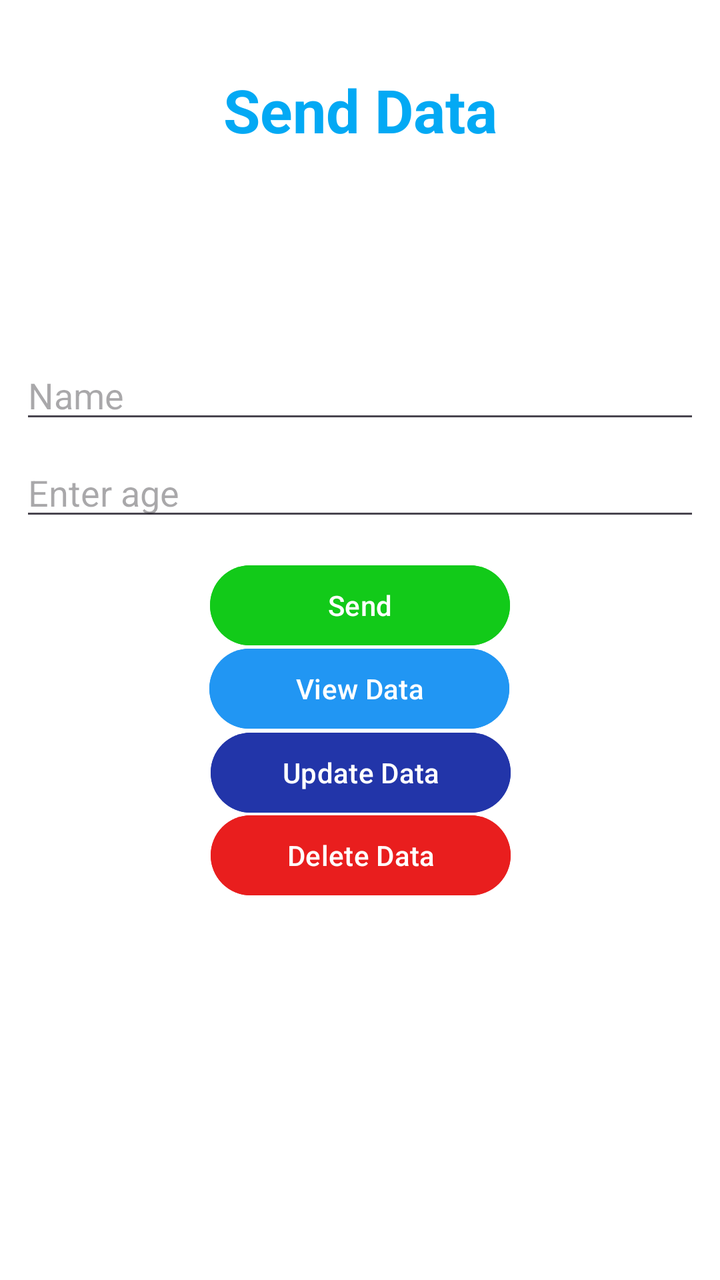
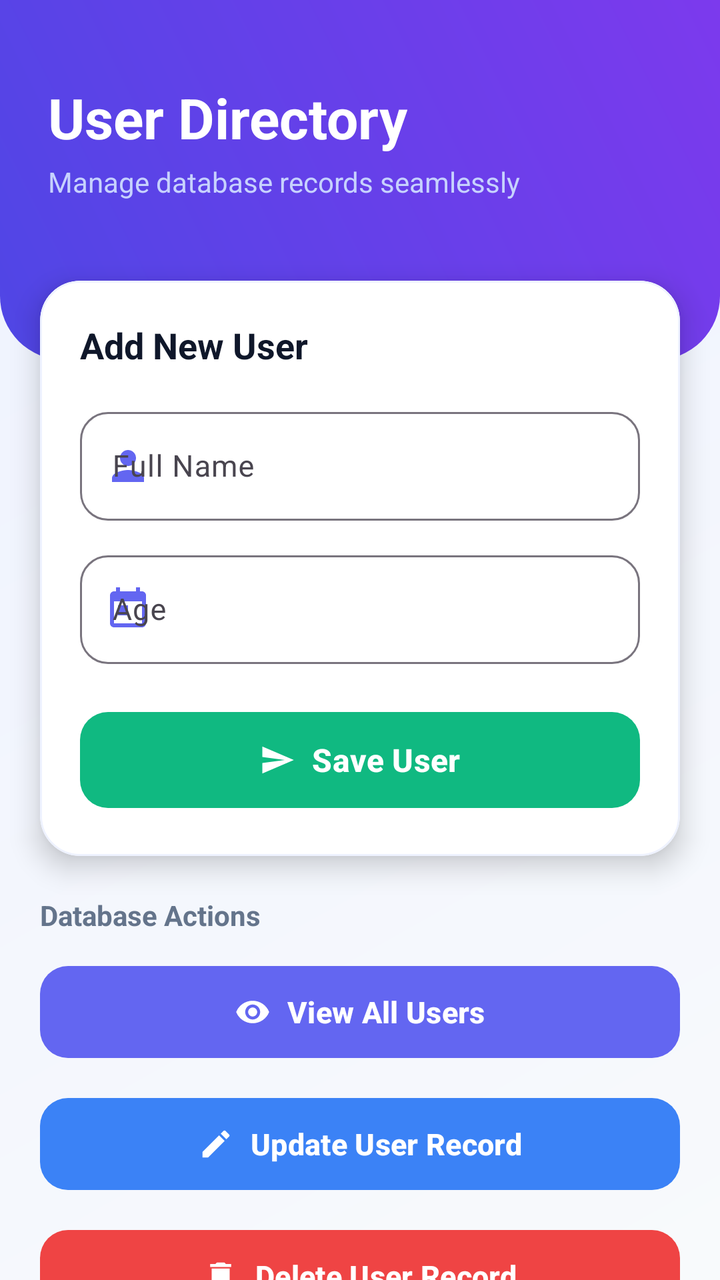

Before-and-after screenshots of an Android layout around one commit, followed by the original layout XML and the change that was made.
<!-- AndroidManifest.xml: application theme Theme.Lab9 -->
<!-- res/layout/activity_main.xml -->
<?xml version="1.0" encoding="utf-8"?>
<androidx.constraintlayout.widget.ConstraintLayout xmlns:android="http://schemas.android.com/apk/res/android"
    xmlns:app="http://schemas.android.com/apk/res-auto"
    xmlns:tools="http://schemas.android.com/tools"
    android:id="@+id/main"
    android:layout_width="match_parent"
    android:layout_height="match_parent"
    tools:context=".MainActivity"
    android:background="@color/white">

    <TextView
        android:layout_width="wrap_content"
        android:layout_height="wrap_content"
        android:text="Send Data"
        android:textColor="#03A9F4"
        android:textSize="30dp"
        android:textStyle="bold"
        app:layout_constraintBottom_toBottomOf="parent"
        app:layout_constraintEnd_toEndOf="parent"
        app:layout_constraintStart_toStartOf="parent"
        app:layout_constraintTop_toTopOf="parent"
        app:layout_constraintVertical_bias="0.058" />

    <EditText
        android:id="@+id/name"
        android:layout_width="match_parent"
        android:layout_height="wrap_content"
        android:ems="10"
        android:inputType="text"
        android:hint="Name"
        android:layout_marginLeft="10dp"
        android:layout_marginRight="10dp"
        app:layout_constraintBottom_toBottomOf="parent"
        app:layout_constraintEnd_toEndOf="parent"
        app:layout_constraintHorizontal_bias="0.477"
        app:layout_constraintStart_toStartOf="parent"
        app:layout_constraintTop_toTopOf="parent"
        app:layout_constraintVertical_bias="0.293" />

    <EditText
        android:id="@+id/age"
        android:layout_width="match_parent"
        android:layout_height="wrap_content"
        android:ems="10"
        android:inputType="text"
        android:hint="Enter age"
        android:layout_marginRight="10dp"
        android:layout_marginLeft="10dp"
        app:layout_constraintBottom_toBottomOf="parent"
        app:layout_constraintEnd_toEndOf="parent"
        app:layout_constraintHorizontal_bias="0.0"
        app:layout_constraintStart_toStartOf="parent"
        app:layout_constraintTop_toTopOf="parent"
        app:layout_constraintVertical_bias="0.374" />

    <Button
        android:id="@+id/send"
        android:layout_width="150dp"
        android:layout_height="wrap_content"
        android:text="Send"
        app:layout_constraintBottom_toBottomOf="parent"
        app:layout_constraintEnd_toEndOf="parent"
        app:layout_constraintStart_toStartOf="parent"
        app:layout_constraintTop_toTopOf="parent"
        app:layout_constraintVertical_bias="0.471"
        android:backgroundTint="#12CA19"/>

    <Button
        android:id="@+id/view"
        android:layout_width="150dp"
        android:layout_height="wrap_content"
        android:backgroundTint="#2196F3"
        android:text="View Data"
        app:layout_constraintBottom_toBottomOf="parent"
        app:layout_constraintEnd_toEndOf="parent"
        app:layout_constraintHorizontal_bias="0.498"
        app:layout_constraintStart_toStartOf="parent"
        app:layout_constraintTop_toTopOf="parent"
        app:layout_constraintVertical_bias="0.541" />

    <Button
        android:id="@+id/update"
        android:layout_width="150dp"
        android:layout_height="wrap_content"
        android:text="Update Data"
        android:backgroundTint="#2235A9"
        app:layout_constraintBottom_toBottomOf="parent"
        app:layout_constraintEnd_toEndOf="parent"
        app:layout_constraintHorizontal_bias="0.501"
        app:layout_constraintStart_toStartOf="parent"
        app:layout_constraintTop_toTopOf="parent"
        app:layout_constraintVertical_bias="0.612" />

    <Button
        android:id="@+id/delete"
        android:layout_width="150dp"
        android:layout_height="wrap_content"
        android:backgroundTint="#E91E1E"
        android:text="Delete Data"
        app:layout_constraintBottom_toBottomOf="parent"
        app:layout_constraintEnd_toEndOf="parent"
        app:layout_constraintHorizontal_bias="0.501"
        app:layout_constraintStart_toStartOf="parent"
        app:layout_constraintTop_toTopOf="parent"
        app:layout_constraintVertical_bias="0.682" />

</androidx.constraintlayout.widget.ConstraintLayout>
<!-- resources referenced by this layout -->
<resources>
  <style name="Base.Theme.Lab9" parent="Theme.Material3.DayNight.NoActionBar">
          
          
      </style>
  <!-- unchanged entries left out for length: 2 -->
</resources>

<!-- the commit's change to res/layout/activity_main.xml (unified diff, before → after) -->
@@ -1,107 +1,225 @@
 <?xml version="1.0" encoding="utf-8"?>
-<androidx.constraintlayout.widget.ConstraintLayout xmlns:android="http://schemas.android.com/apk/res/android"
+<androidx.coordinatorlayout.widget.CoordinatorLayout
+    xmlns:android="http://schemas.android.com/apk/res/android"
     xmlns:app="http://schemas.android.com/apk/res-auto"
     xmlns:tools="http://schemas.android.com/tools"
     android:id="@+id/main"
     android:layout_width="match_parent"
     android:layout_height="match_parent"
-    tools:context=".MainActivity"
-    android:background="@color/white">
-
-    <TextView
-        android:layout_width="wrap_content"
-        android:layout_height="wrap_content"
-        android:text="Send Data"
-        android:textColor="#03A9F4"
-        android:textSize="30dp"
-        android:textStyle="bold"
-        app:layout_constraintBottom_toBottomOf="parent"
-        app:layout_constraintEnd_toEndOf="parent"
-        app:layout_constraintStart_toStartOf="parent"
-        app:layout_constraintTop_toTopOf="parent"
-        app:layout_constraintVertical_bias="0.058" />
-
-    <EditText
-        android:id="@+id/name"
+    android:background="@drawable/bg_main_gradient"
+    tools:context=".MainActivity">
+
+    <androidx.core.widget.NestedScrollView
         android:layout_width="match_parent"
-        android:layout_height="wrap_content"
-        android:ems="10"
-        android:inputType="text"
-        android:hint="Name"
-        android:layout_marginLeft="10dp"
-        android:layout_marginRight="10dp"
-        app:layout_constraintBottom_toBottomOf="parent"
-        app:layout_constraintEnd_toEndOf="parent"
-        app:layout_constraintHorizontal_bias="0.477"
-        app:layout_constraintStart_toStartOf="parent"
-        app:layout_constraintTop_toTopOf="parent"
-        app:layout_constraintVertical_bias="0.293" />
-
-    <EditText
-        android:id="@+id/age"
-        android:layout_width="match_parent"
-        android:layout_height="wrap_content"
-        android:ems="10"
-        android:inputType="text"
-        android:hint="Enter age"
-        android:layout_marginRight="10dp"
-        android:layout_marginLeft="10dp"
-        app:layout_constraintBottom_toBottomOf="parent"
-        app:layout_constraintEnd_toEndOf="parent"
-        app:layout_constraintHorizontal_bias="0.0"
-        app:layout_constraintStart_toStartOf="parent"
-        app:layout_constraintTop_toTopOf="parent"
-        app:layout_constraintVertical_bias="0.374" />
-
-    <Button
-        android:id="@+id/send"
-        android:layout_width="150dp"
-        android:layout_height="wrap_content"
-        android:text="Send"
-        app:layout_constraintBottom_toBottomOf="parent"
-        app:layout_constraintEnd_toEndOf="parent"
-        app:layout_constraintStart_toStartOf="parent"
-        app:layout_constraintTop_toTopOf="parent"
-        app:layout_constraintVertical_bias="0.471"
-        android:backgroundTint="#12CA19"/>
-
-    <Button
-        android:id="@+id/view"
-        android:layout_width="150dp"
-        android:layout_height="wrap_content"
-        android:backgroundTint="#2196F3"
-        android:text="View Data"
-        app:layout_constraintBottom_toBottomOf="parent"
-        app:layout_constraintEnd_toEndOf="parent"
-        app:layout_constraintHorizontal_bias="0.498"
-        app:layout_constraintStart_toStartOf="parent"
-        app:layout_constraintTop_toTopOf="parent"
-        app:layout_constraintVertical_bias="0.541" />
-
-    <Button
-        android:id="@+id/update"
-        android:layout_width="150dp"
-        android:layout_height="wrap_content"
-        android:text="Update Data"
-        android:backgroundTint="#2235A9"
-        app:layout_constraintBottom_toBottomOf="parent"
-        app:layout_constraintEnd_toEndOf="parent"
-        app:layout_constraintHorizontal_bias="0.501"
-        app:layout_constraintStart_toStartOf="parent"
-        app:layout_constraintTop_toTopOf="parent"
-        app:layout_constraintVertical_bias="0.612" />
-
-    <Button
-        android:id="@+id/delete"
-        android:layout_width="150dp"
-        android:layout_height="wrap_content"
-        android:backgroundTint="#E91E1E"
-        android:text="Delete Data"
-        app:layout_constraintBottom_toBottomOf="parent"
-        app:layout_constraintEnd_toEndOf="parent"
-        app:layout_constraintHorizontal_bias="0.501"
-        app:layout_constraintStart_toStartOf="parent"
-        app:layout_constraintTop_toTopOf="parent"
-        app:layout_constraintVertical_bias="0.682" />
-
-</androidx.constraintlayout.widget.ConstraintLayout>
+        android:layout_height="match_parent"
+        android:fillViewport="true">
+
+        <LinearLayout
+            android:layout_width="match_parent"
+            android:layout_height="wrap_content"
+            android:orientation="vertical"
+            android:paddingBottom="24dp">
+
+            
+            <RelativeLayout
+                android:layout_width="match_parent"
+                android:layout_height="180dp"
+                android:background="@drawable/bg_header_gradient"
+                android:padding="24dp">
+
+                <TextView
+                    android:id="@+id/headerTitle"
+                    android:layout_width="wrap_content"
+                    android:layout_height="wrap_content"
+                    android:layout_marginTop="16dp"
+                    android:text="User Directory"
+                    android:textColor="@color/white"
+                    android:textSize="28sp"
+                    android:textStyle="bold" />
+
+                <TextView
+                    android:layout_width="wrap_content"
+                    android:layout_height="wrap_content"
+                    android:layout_below="@id/headerTitle"
+                    android:layout_marginTop="4dp"
+                    android:text="Manage database records seamlessly"
+                    android:textColor="#C7D2FE"
+                    android:textSize="14sp" />
+            </RelativeLayout>
+
+            
+            <com.google.android.material.card.MaterialCardView
+                android:id="@+id/inputCard"
+                android:layout_width="match_parent"
+                android:layout_height="wrap_content"
+                android:layout_marginLeft="20dp"
+                android:layout_marginTop="-40dp"
+                android:layout_marginRight="20dp"
+                app:cardBackgroundColor="@color/card_bg"
+                app:cardCornerRadius="20dp"
+                app:cardElevation="8dp"
+                app:strokeColor="#EEF2FF"
+                app:strokeWidth="1dp">
+
+                <LinearLayout
+                    android:layout_width="match_parent"
+                    android:layout_height="wrap_content"
+                    android:orientation="vertical"
+                    android:padding="20dp">
+
+                    <TextView
+                        android:layout_width="wrap_content"
+                        android:layout_height="wrap_content"
+                        android:layout_marginBottom="16dp"
+                        android:text="Add New User"
+                        android:textColor="@color/text_primary"
+                        android:textSize="18sp"
+                        android:textStyle="bold" />
+
+                    
+                    <com.google.android.material.textfield.TextInputLayout
+                        android:id="@+id/nameLayout"
+                        style="@style/Widget.Material3.TextInputLayout.OutlinedBox"
+                        android:layout_width="match_parent"
+                        android:layout_height="wrap_content"
+                        android:layout_marginBottom="12dp"
+                        android:hint="Full Name"
+                        app:boxCornerRadiusBottomEnd="14dp"
+                        app:boxCornerRadiusBottomStart="14dp"
+                        app:boxCornerRadiusTopEnd="14dp"
+                        app:boxCornerRadiusTopStart="14dp"
+                        app:endIconMode="clear_text"
+                        app:startIconDrawable="@drawable/ic_person"
+                        app:startIconTint="@color/primary">
+
+                        <com.google.android.material.textfield.TextInputEditText
+                            android:id="@+id/name"
+                            android:layout_width="match_parent"
+                            android:layout_height="wrap_content"
+                            android:inputType="textPersonName"
+                            android:textColor="@color/text_primary"
+                            android:textSize="15sp" />
+                    </com.google.android.material.textfield.TextInputLayout>
+
+                    
+                    <com.google.android.material.textfield.TextInputLayout
+                        android:id="@+id/ageLayout"
+                        style="@style/Widget.Material3.TextInputLayout.OutlinedBox"
+                        android:layout_width="match_parent"
+                        android:layout_height="wrap_content"
+                        android:layout_marginBottom="20dp"
+                        android:hint="Age"
+                        app:boxCornerRadiusBottomEnd="14dp"
+                        app:boxCornerRadiusBottomStart="14dp"
+                        app:boxCornerRadiusTopEnd="14dp"
+                        app:boxCornerRadiusTopStart="14dp"
+                        app:endIconMode="clear_text"
+                        app:startIconDrawable="@drawable/ic_age"
+                        app:startIconTint="@color/primary">
+
+                        <com.google.android.material.textfield.TextInputEditText
+                            android:id="@+id/age"
+                            android:layout_width="match_parent"
+                            android:layout_height="wrap_content"
+                            android:inputType="number"
+                            android:textColor="@color/text_primary"
+                            android:textSize="15sp" />
+                    </com.google.android.material.textfield.TextInputLayout>
+
+                    
+                    <com.google.android.material.button.MaterialButton
+                        android:id="@+id/send"
+                        android:layout_width="match_parent"
+                        android:layout_height="56dp"
+                        android:text="Save User"
+                        android:textAllCaps="false"
+                        android:textColor="@color/white"
+                        android:textSize="16sp"
+                        android:textStyle="bold"
+                        app:backgroundTint="@color/accent_green"
+                        app:cornerRadius="14dp"
+                        app:icon="@drawable/ic_send"
+                        app:iconGravity="textStart"
+                        app:iconPadding="8dp"
+                        app:iconTint="@color/white" />
+
+                </LinearLayout>
+            </com.google.android.material.card.MaterialCardView>
+
+            
+            <LinearLayout
+                android:layout_width="match_parent"
+                android:layout_height="wrap_content"
+                android:layout_marginLeft="20dp"
+                android:layout_marginTop="20dp"
+                android:layout_marginRight="20dp"
+                android:orientation="vertical">
+
+                <TextView
+                    android:layout_width="wrap_content"
+                    android:layout_height="wrap_content"
+                    android:layout_marginBottom="12dp"
+                    android:text="Database Actions"
+                    android:textColor="@color/text_secondary"
+                    android:textSize="14sp"
+                    android:textStyle="bold" />
+
+                
+                <com.google.android.material.button.MaterialButton
+                    android:id="@+id/view"
+                    android:layout_width="match_parent"
+                    android:layout_height="54dp"
+                    android:layout_marginBottom="12dp"
+                    android:text="View All Users"
+                    android:textAllCaps="false"
+                    android:textColor="@color/white"
+                    android:textSize="15sp"
+                    android:textStyle="bold"
+                    app:backgroundTint="@color/primary"
+                    app:cornerRadius="14dp"
+                    app:icon="@drawable/ic_eye"
+                    app:iconGravity="textStart"
+                    app:iconPadding="8dp"
+                    app:iconTint="@color/white" />
+
+                
+                <com.google.android.material.button.MaterialButton
+                    android:id="@+id/update"
+                    android:layout_width="match_parent"
+                    android:layout_height="54dp"
+                    android:layout_marginBottom="12dp"
+                    android:text="Update User Record"
+                    android:textAllCaps="false"
+                    android:textColor="@color/white"
+                    android:textSize="15sp"
+                    android:textStyle="bold"
+                    app:backgroundTint="@color/accent_blue"
+                    app:cornerRadius="14dp"
+                    app:icon="@drawable/ic_edit"
+                    app:iconGravity="textStart"
+                    app:iconPadding="8dp"
+                    app:iconTint="@color/white" />
+
+                
+                <com.google.android.material.button.MaterialButton
+                    android:id="@+id/delete"
+                    android:layout_width="match_parent"
+                    android:layout_height="54dp"
+                    android:text="Delete User Record"
+                    android:textAllCaps="false"
+                    android:textColor="@color/white"
+                    android:textSize="15sp"
+                    android:textStyle="bold"
+                    app:backgroundTint="@color/accent_red"
+                    app:cornerRadius="14dp"
+                    app:icon="@drawable/ic_delete"
+                    app:iconGravity="textStart"
+                    app:iconPadding="8dp"
+                    app:iconTint="@color/white" />
+
+            </LinearLayout>
+
+        </LinearLayout>
+    </androidx.core.widget.NestedScrollView>
+
+</androidx.coordinatorlayout.widget.CoordinatorLayout>
<!-- resource entries referenced after the edit -->
@@ -1,9 +1,100 @@
 <!-- resources referenced by this layout -->
 <resources>
+  <color name="accent_blue">#3B82F6</color>
+  <color name="accent_green">#10B981</color>
+  <color name="accent_red">#EF4444</color>
+  <color name="card_bg">#FFFFFF</color>
+  <color name="primary">#6366F1</color>
+  <color name="text_primary">#0F172A</color>
+  <color name="text_secondary">#64748B</color>
+  <!-- drawable bg_header_gradient (drawable) -->
+  <?xml version="1.0" encoding="utf-8"?>
+  <shape xmlns:android="http://schemas.android.com/apk/res/android">
+      <gradient
+          android:startColor="#4F46E5"
+          android:endColor="#7C3AED"
+          android:angle="45"/>
+      <corners
+          android:bottomLeftRadius="32dp"
+          android:bottomRightRadius="32dp"/>
+  </shape>
+  <!-- drawable bg_main_gradient (drawable) -->
+  <?xml version="1.0" encoding="utf-8"?>
+  <shape xmlns:android="http://schemas.android.com/apk/res/android">
+      <gradient
+          android:startColor="#F8FAFC"
+          android:endColor="#EEF2FF"
+          android:angle="135"/>
+  </shape>
+  <!-- drawable ic_age (drawable) -->
+  <vector xmlns:android="http://schemas.android.com/apk/res/android"
+      android:width="24dp"
+      android:height="24dp"
+      android:viewportWidth="24"
+      android:viewportHeight="24">
+      <path
+          android:fillColor="#FF6366F1"
+          android:pathData="M19,3h-1V1h-2v2H8V1H6v2H5c-1.11,0 -1.99,0.9 -1.99,2L3,19c0,1.1 0.89,2 2,2h14c1.1,0 2,-0.9 2,-2V5c0,-1.1 -0.9,-2 -2,-2zm0,16H5V8h14v11zM7,10h5v5H7z"/>
+  </vector>
+  <!-- drawable ic_delete (drawable) -->
+  <vector xmlns:android="http://schemas.android.com/apk/res/android"
+      android:width="24dp"
+      android:height="24dp"
+      android:viewportWidth="24"
+      android:viewportHeight="24">
+      <path
+          android:fillColor="#FFFFFFFF"
+          android:pathData="M6,19c0,1.1 0.9,2 2,2h8c1.1,0 2,-0.9 2,-2V7H6v12zM19,4h-3.5l-1,-1h-5l-1,1H5v2h14V4z"/>
+  </vector>
+  <!-- drawable ic_edit (drawable) -->
+  <vector xmlns:android="http://schemas.android.com/apk/res/android"
+      android:width="24dp"
+      android:height="24dp"
+      android:viewportWidth="24"
+      android:viewportHeight="24">
+      <path
+          android:fillColor="#FFFFFFFF"
+          android:pathData="M3,17.25V21h3.75L17.81,9.94l-3.75,-3.75L3,17.25zM20.71,7.04c0.39,-0.39 0.39,-1.02 0,-1.41l-2.34,-2.34c-0.39,-0.39 -1.02,-0.39 -1.41,0l-1.83,1.83 3.75,3.75 1.83,-1.83z"/>
+  </vector>
+  <!-- drawable ic_eye (drawable) -->
+  <vector xmlns:android="http://schemas.android.com/apk/res/android"
+      android:width="24dp"
+      android:height="24dp"
+      android:viewportWidth="24"
+      android:viewportHeight="24">
+      <path
+          android:fillColor="#FFFFFFFF"
+          android:pathData="M12,4.5C7,4.5 2.73,7.61 1,12c1.73,4.39 6,7.5 11,7.5s9.27,-3.11 11,-7.5c-1.73,-4.39 -6,-7.5 -11,-7.5zm0,12.5c-2.76,0 -5,-2.24 -5,-5s2.24,-5 5,-5 5,2.24 5,5 -2.24,5 -5,5zm0,-8c-1.66,0 -3,1.34 -3,3s1.34,3 3,3 3,-1.34 3,-3 -1.34,-3 -3,-3z"/>
+  </vector>
+  <!-- drawable ic_person (drawable) -->
+  <vector xmlns:android="http://schemas.android.com/apk/res/android"
+      android:width="24dp"
+      android:height="24dp"
+      android:viewportWidth="24"
+      android:viewportHeight="24">
+      <path
+          android:fillColor="#FF6366F1"
+          android:pathData="M12,12c2.21,0 4,-1.79 4,-4s-1.79,-4 -4,-4 -4,1.79 -4,4 1.79,4 4,4zM12,14c-2.67,0 -8,1.34 -8,4v2h16v-2c0,-2.66 -5.33,-4 -8,-4z"/>
+  </vector>
+  <!-- drawable ic_send (drawable) -->
+  <vector xmlns:android="http://schemas.android.com/apk/res/android"
+      android:width="24dp"
+      android:height="24dp"
+      android:viewportWidth="24"
+      android:viewportHeight="24">
+      <path
+          android:fillColor="#FFFFFFFF"
+          android:pathData="M2.01,21L23,12 2.01,3 2,10l15,2 -15,2z"/>
+  </vector>
   <style name="Base.Theme.Lab9" parent="Theme.Material3.DayNight.NoActionBar">
-          
-          
+          <item name="colorPrimary">@color/primary</item>
+          <item name="colorPrimaryVariant">@color/primary_dark</item>
+          <item name="colorOnPrimary">@color/white</item>
+          <item name="android:statusBarColor">@color/primary_dark</item>
+          <item name="android:windowBackground">@color/bg_light</item>
       </style>
+  <color name="primary_dark">#4F46E5</color>
+  <color name="bg_light">#F8FAFC</color>
   <!-- unchanged entries left out for length: 2 -->
 </resources>
 
